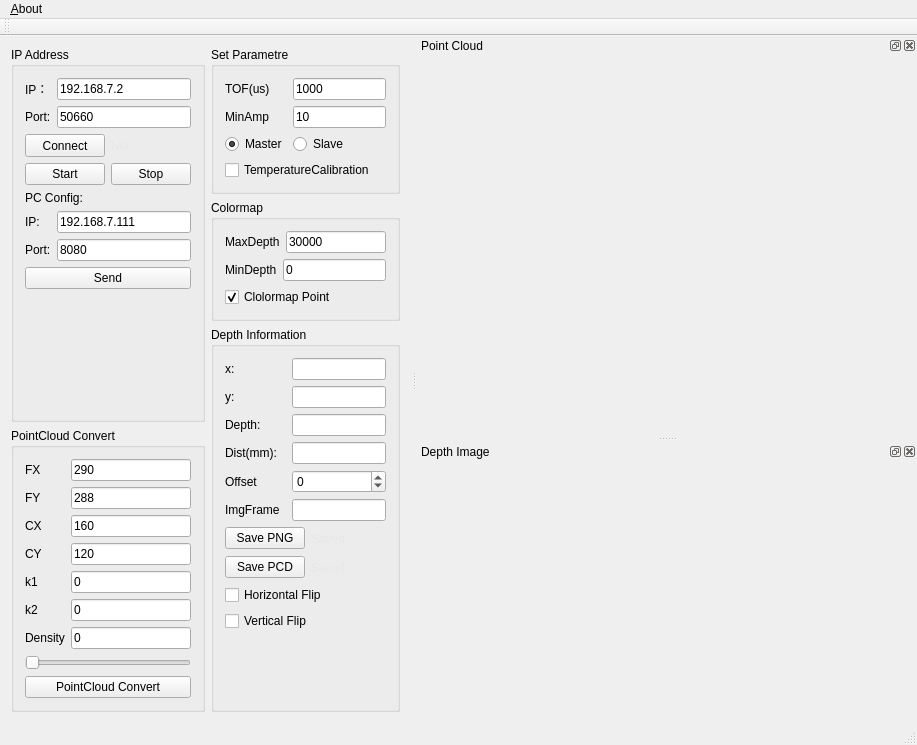
SHU3DVision/SmartEye, file SmartEye/SmartEye/smarteye.ui: the form before one commit.
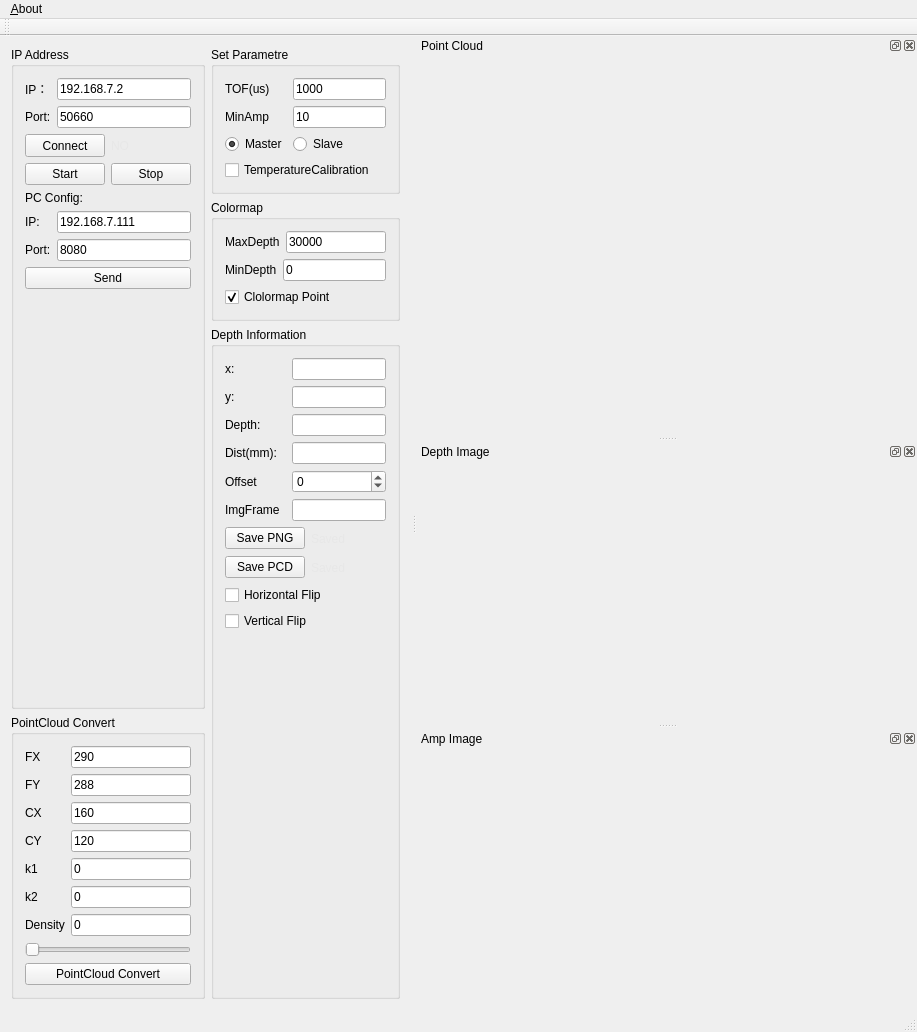
The form after the commit. Icons and pictures are not drawn. Custom widgets are drawn as their Qt base class.

```diff
--- a/SmartEye/SmartEye/smarteye.ui
+++ b/SmartEye/SmartEye/smarteye.ui
@@ -7,7 +7,7 @@
     <x>0</x>
     <y>0</y>
     <width>890</width>
-    <height>741</height>
+    <height>1021</height>
    </rect>
   </property>
   <property name="windowTitle">
@@ -765,6 +765,58 @@
     </layout>
    </widget>
   </widget>
+  <widget class="QDockWidget" name="ampDock">
+   <property name="floating">
+    <bool>true</bool>
+   </property>
+   <property name="windowTitle">
+    <string>Amp Image</string>
+   </property>
+   <attribute name="dockWidgetArea">
+    <number>2</number>
+   </attribute>
+   <widget class="QWidget" name="dockWidgetContents">
+    <layout class="QVBoxLayout" name="verticalLayout_6">
+     <item>
+      <widget class="QLabel" name="Img_label_amp">
+       <property name="enabled">
+        <bool>true</bool>
+       </property>
+       <property name="sizePolicy">
+        <sizepolicy hsizetype="Maximum" vsizetype="Maximum">
+         <horstretch>0</horstretch>
+         <verstretch>0</verstretch>
+        </sizepolicy>
+       </property>
+       <property name="minimumSize">
+        <size>
+         <width>320</width>
+         <height>240</height>
+        </size>
+       </property>
+       <property name="maximumSize">
+        <size>
+         <width>1000000</width>
+         <height>10000000</height>
+        </size>
+       </property>
+       <property name="autoFillBackground">
+        <bool>true</bool>
+       </property>
+       <property name="text">
+        <string/>
+       </property>
+       <property name="scaledContents">
+        <bool>false</bool>
+       </property>
+       <property name="alignment">
+        <set>Qt::AlignCenter</set>
+       </property>
+      </widget>
+     </item>
+    </layout>
+   </widget>
+  </widget>
   <action name="actionAbout">
    <property name="text">
     <string>About</string>
```
Left out of the diff: 3 changed lines with no effect on the pictures.
